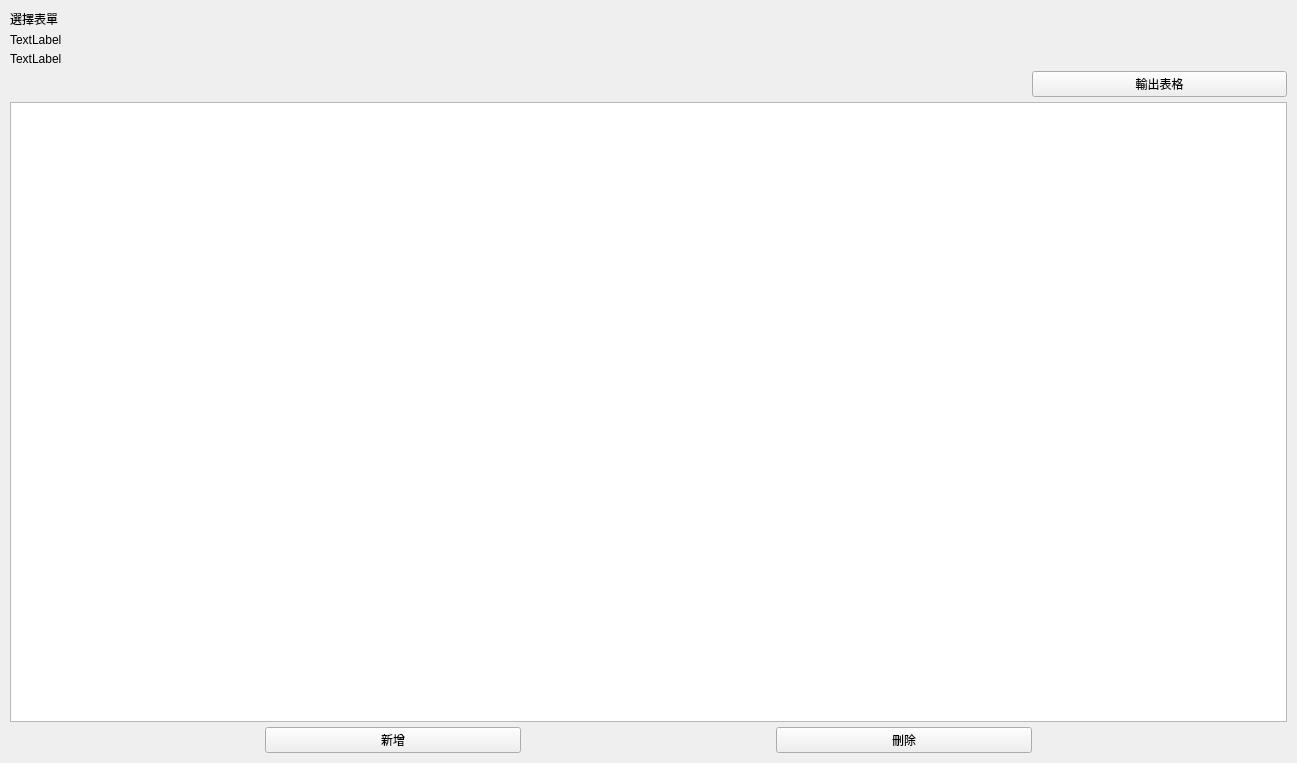
Old version of the form AccountSystem/ui/AccountPage.ui in the repository bryannnnn-h/account_system.
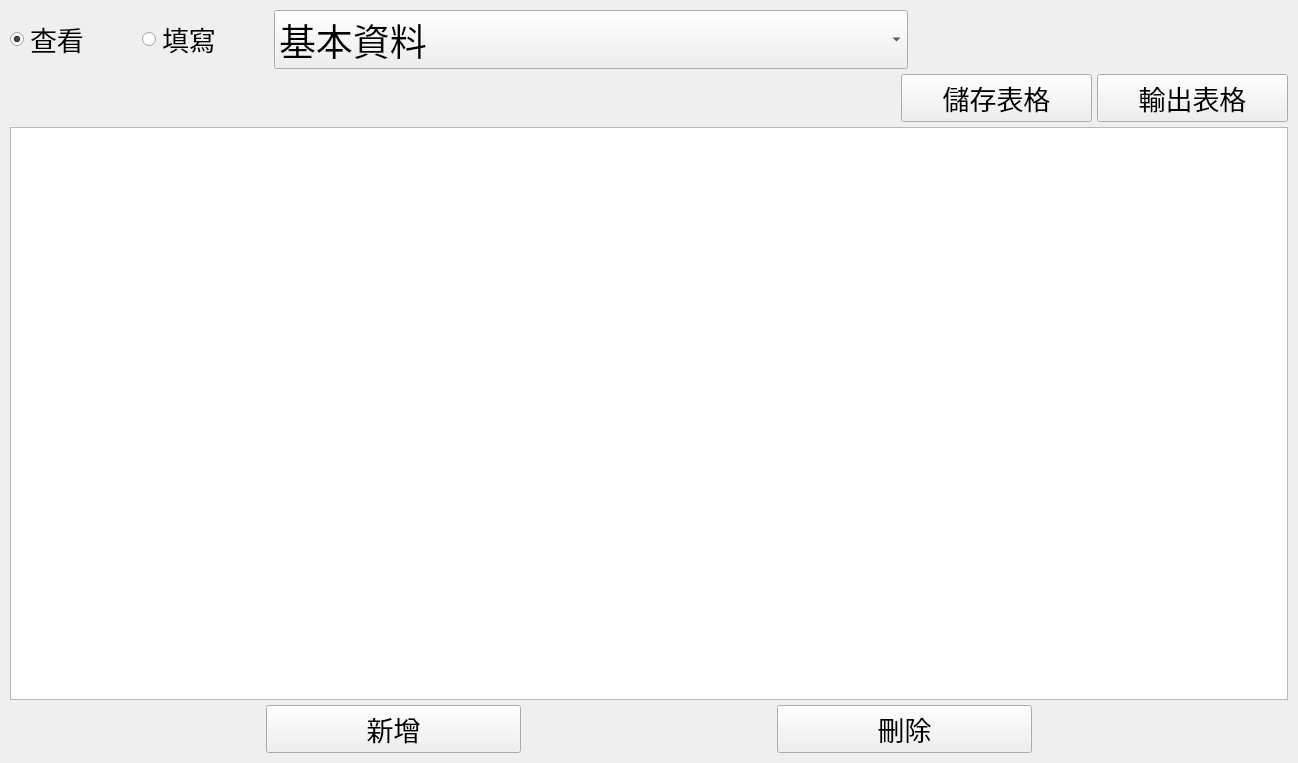
New version of the form.

```diff
--- a/AccountSystem/ui/AccountPage.ui
+++ b/AccountSystem/ui/AccountPage.ui
@@ -6,7 +6,7 @@
    <rect>
     <x>0</x>
     <y>0</y>
-    <width>1297</width>
+    <width>1298</width>
     <height>763</height>
    </rect>
   </property>
@@ -30,28 +30,74 @@
     <number>10</number>
    </property>
    <item>
-    <widget class="QLabel" name="label">
-     <property name="text">
-      <string>選擇表單</string>
-     </property>
-    </widget>
+    <layout class="QHBoxLayout" name="horizontalLayout_3" stretch="1,1,5,3">
+     <item>
+      <widget class="QRadioButton" name="read_radioButton">
+       <property name="font">
+        <font>
+         <family>微軟正黑體</family>
+         <pointsize>20</pointsize>
+        </font>
+       </property>
+       <property name="text">
+        <string>查看</string>
+       </property>
+       <property name="checked">
+        <bool>true</bool>
+       </property>
+      </widget>
+     </item>
+     <item>
+      <widget class="QRadioButton" name="write_radioButton">
+       <property name="font">
+        <font>
+         <family>微軟正黑體</family>
+         <pointsize>20</pointsize>
+        </font>
+       </property>
+       <property name="text">
+        <string>填寫</string>
+       </property>
+      </widget>
+     </item>
+     <item>
+      <widget class="QComboBox" name="selectTable_comboBox">
+       <property name="font">
+        <font>
+         <family>微軟正黑體</family>
+         <pointsize>28</pointsize>
+        </font>
+       </property>
+       <property name="editable">
+        <bool>false</bool>
+       </property>
+       <property name="insertPolicy">
+        <enum>QComboBox::NoInsert</enum>
+       </property>
+       <item>
+        <property name="text">
+         <string>基本資料</string>
+        </property>
+       </item>
+      </widget>
+     </item>
+     <item>
+      <spacer name="horizontalSpacer_5">
+       <property name="orientation">
+        <enum>Qt::Horizontal</enum>
+       </property>
+       <property name="sizeHint" stdset="0">
+        <size>
+         <width>40</width>
+         <height>20</height>
+        </size>
+       </property>
+      </spacer>
+     </item>
+    </layout>
    </item>
    <item>
-    <widget class="QLabel" name="label_2">
-     <property name="text">
-      <string>TextLabel</string>
-     </property>
-    </widget>
-   </item>
-   <item>
-    <widget class="QLabel" name="label_3">
-     <property name="text">
-      <string>TextLabel</string>
-     </property>
-    </widget>
-   </item>
-   <item>
-    <layout class="QHBoxLayout" name="horizontalLayout_2" stretch="8,2">
+    <layout class="QHBoxLayout" name="horizontalLayout_2" stretch="14,3,3">
      <item>
       <spacer name="horizontalSpacer_4">
        <property name="orientation">
@@ -66,7 +112,26 @@
       </spacer>
      </item>
      <item>
-      <widget class="QPushButton" name="pushButton_3">
+      <widget class="QPushButton" name="SaveTable_pushButton">
+       <property name="font">
+        <font>
+         <family>微軟正黑體</family>
+         <pointsize>20</pointsize>
+        </font>
+       </property>
+       <property name="text">
+        <string>儲存表格</string>
+       </property>
+      </widget>
+     </item>
+     <item>
+      <widget class="QPushButton" name="OutputTable_pushButton">
+       <property name="font">
+        <font>
+         <family>微軟正黑體</family>
+         <pointsize>20</pointsize>
+        </font>
+       </property>
        <property name="text">
         <string>輸出表格</string>
        </property>
@@ -75,7 +140,14 @@
     </layout>
    </item>
    <item>
-    <widget class="QTableView" name="showTable"/>
+    <widget class="QTableView" name="showTable">
+     <property name="font">
+      <font>
+       <family>微軟正黑體</family>
+       <pointsize>20</pointsize>
+      </font>
+     </property>
+    </widget>
    </item>
    <item>
     <layout class="QHBoxLayout" name="horizontalLayout" stretch="1,1,1,1,1">
@@ -103,6 +175,12 @@
      </item>
      <item>
       <widget class="QPushButton" name="insertRow_PushButton">
+       <property name="font">
+        <font>
+         <family>微軟正黑體</family>
+         <pointsize>20</pointsize>
+        </font>
+       </property>
        <property name="text">
         <string>新增</string>
        </property>
@@ -123,6 +201,12 @@
      </item>
      <item>
       <widget class="QPushButton" name="deleteRow_PushButton">
+       <property name="font">
+        <font>
+         <family>微軟正黑體</family>
+         <pointsize>20</pointsize>
+        </font>
+       </property>
        <property name="text">
         <string>刪除</string>
        </property>
```
